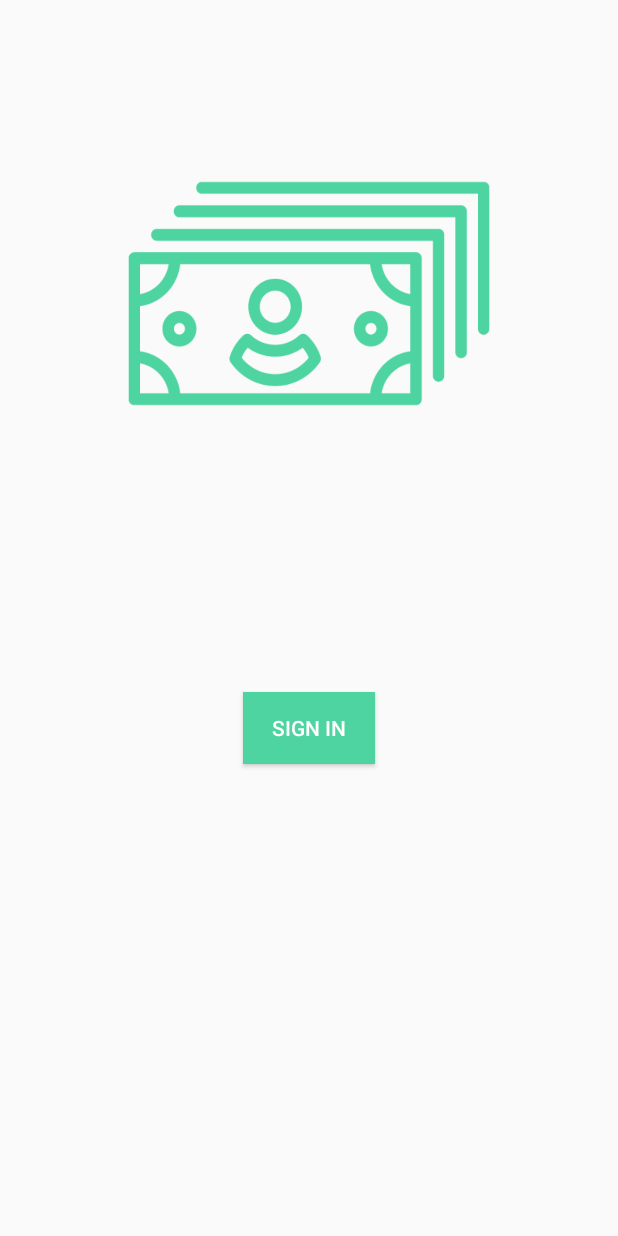
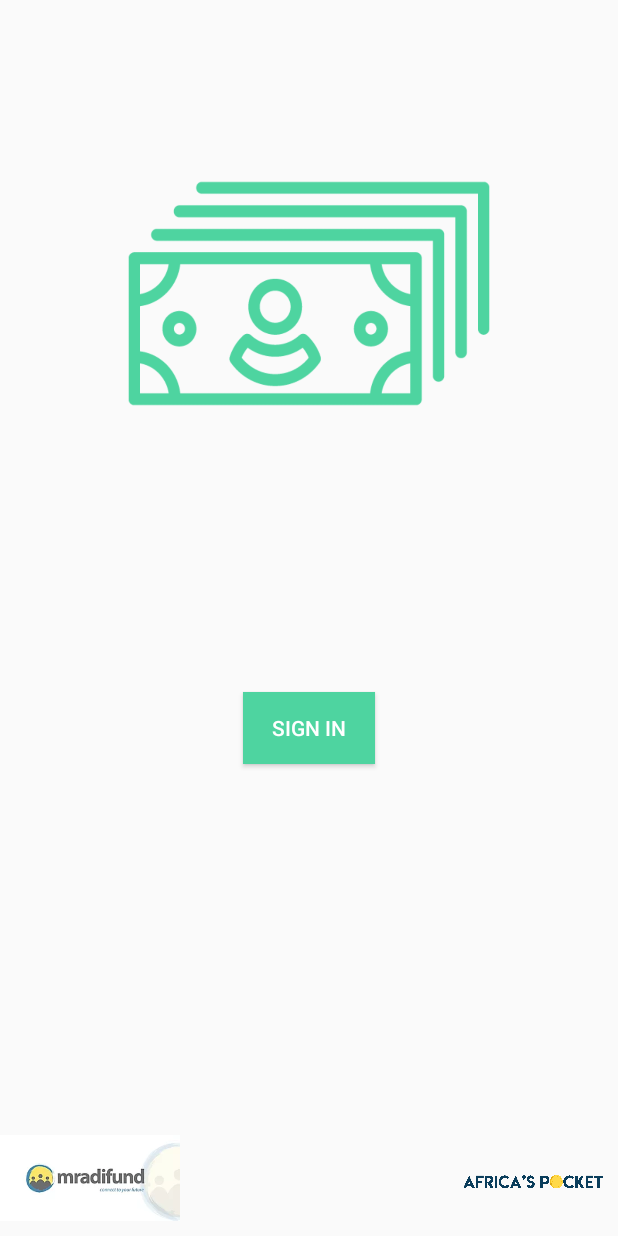
Before and after one commit to Laurent-c4/Mradi-Fund-Developer-Test-Case, an Android app: the screen it shows after launch (Login), on a phone screen of 412 x 824 dp. Run offline under Robolectric (Android 15) with nearby library versions, the phone set to English and light mode, and no system bars; our stand-ins replace Firebase (no records; nobody signed in at launch, a user with empty details on screens opened directly); libraries missing offline, so code that uses them is left out: com.firebase.ui.

Commit message:
Add logos and icons

```diff
--- a/app/src/main/res/layout/activity_login.xml
+++ b/app/src/main/res/layout/activity_login.xml
@@ -25,4 +25,19 @@
         android:text="sign in"
         android:textColor="#ffffff" />
 
+    <androidx.appcompat.widget.AppCompatImageView
+        android:layout_width="120dp"
+        android:layout_height="77dp"
+        android:layout_alignParentLeft="true"
+        android:layout_alignParentBottom="true"
+        android:src="@drawable/mradifund_logo" />
+
+    <androidx.appcompat.widget.AppCompatImageView
+        android:layout_width="93dp"
+        android:layout_height="70dp"
+        android:src="@drawable/africas_pocket_logo"
+        android:layout_alignParentBottom="true"
+        android:layout_marginRight="10dp"
+        android:layout_alignParentRight="true"/>
+
 </RelativeLayout>
```
Also changed, not shown: app/src/main/res/layout/fragment_first.xml (+6 -6 lines), app/src/main/res/drawable-hdpi/ic_icon_history.png (added), app/src/main/res/drawable-hdpi/ic_icon_summary.png (added), app/src/main/res/drawable-hdpi/ic_icon_userid.png (added), app/src/main/res/drawable-mdpi/africas_pocket_logo.png (added), app/src/main/res/drawable-mdpi/ic_icon_history.png (added), app/src/main/res/drawable-mdpi/ic_icon_summary.png (added), app/src/main/res/drawable-mdpi/ic_icon_userid.png (added), app/src/main/res/drawable-mdpi/mradifund_logo.webp (added), app/src/main/res/drawable-xhdpi/ic_icon_history.png (added), app/src/main/res/drawable-xhdpi/ic_icon_summary.png (added), app/src/main/res/drawable-xhdpi/ic_icon_userid.png (added), app/src/main/res/drawable-xxhdpi/ic_icon_history.png (added), app/src/main/res/drawable-xxhdpi/ic_icon_summary.png (added), 4 more files.
